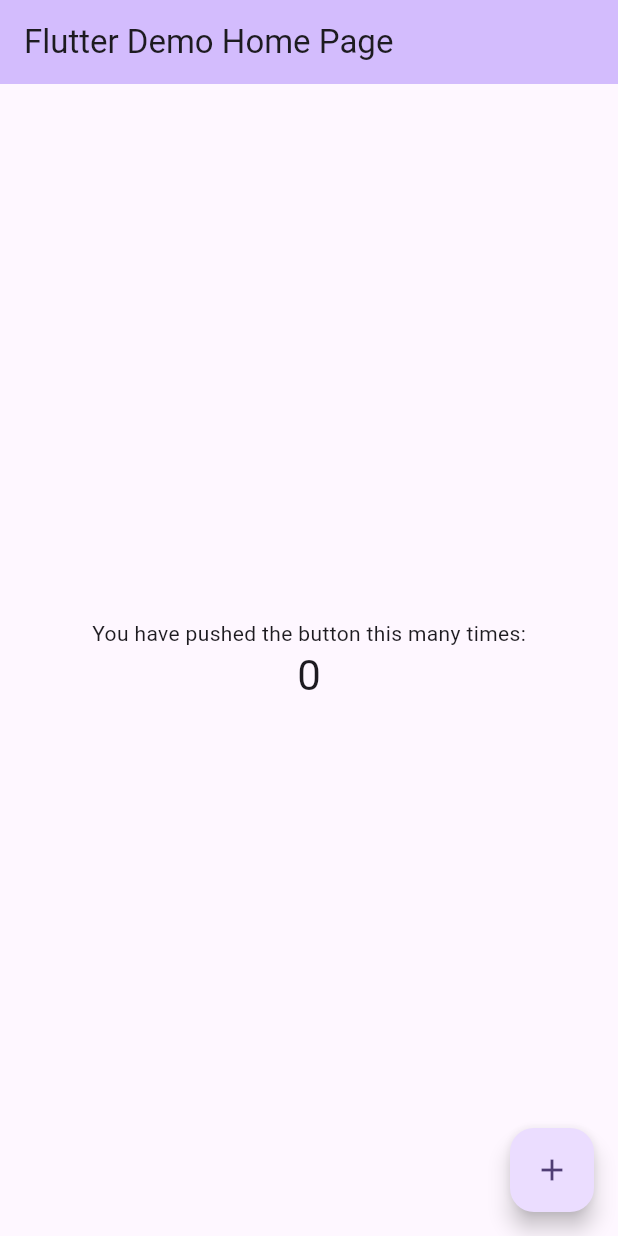
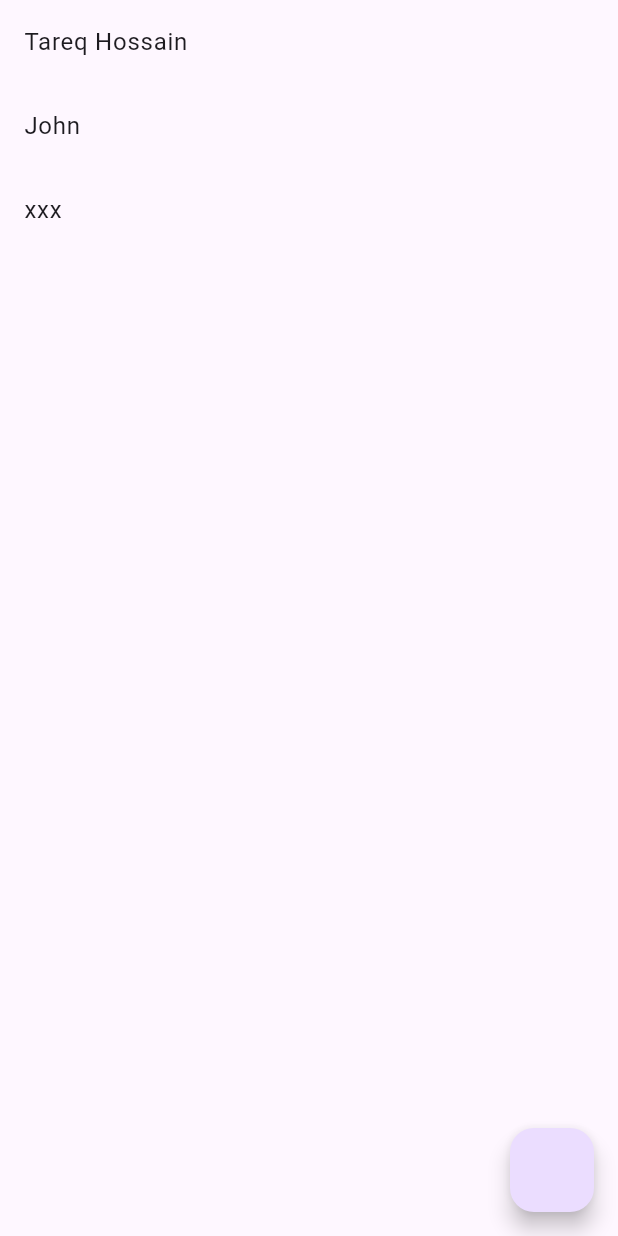
Before and after one commit to SimantoTareq/freezed_example, a Flutter app: the screen it shows after launch, on a phone screen of 412 x 824 dp. Run offline on Flutter 3.47's test engine with Material 3 defaults, Android fonts, the phone set to English and light mode, and no system bars.

Commit message:
check freezed

```diff
--- /dev/null
+++ b/lib/home_page.dart
@@ -0,0 +1,51 @@
+import 'package:flutter/material.dart';
+import 'package:freezed_example/model/person_model.dart';
+
+class HomePage extends StatefulWidget {
+  const HomePage({super.key});
+
+  @override
+  State<HomePage> createState() => _HomePageState();
+}
+
+class _HomePageState extends State<HomePage> {
+  List<PersonModel> personList =[
+    PersonModel(name: 'Tareq Hossain'),
+    PersonModel(name: 'John'),
+    PersonModel(name: 'xxx'),
+
+
+  ];
+  @override
+  Widget build(BuildContext context) {
+    return Scaffold(
+      body: ListView.builder(
+        itemCount: personList.length,
+        itemBuilder: (context, index) {
+          return ListTile(
+            title: Text(personList[index].name.toString()),
+
+
+          );
+
+      },),
+      floatingActionButton: FloatingActionButton(onPressed: () {
+        PersonModel personModel = PersonModel(name: "Tareq");
+        PersonModel personModel1 = PersonModel(name: "Tareq");
+
+        Map<String, dynamic> data = {
+          'name' : 'Tareq Hossain',
+
+        };
+        PersonModel model = PersonModel.fromJson(data);
+        print(model.name.toString());
+        model =   model.copyWith(name: 'new value');
+        print(personModel.hashCode.toString());
+
+
+        print(model.name.toString());
+
+      },),
+    );
+  }
+}
--- a/lib/main.dart
+++ b/lib/main.dart
@@ -1,4 +1,5 @@
 import 'package:flutter/material.dart';
+import 'package:freezed_example/home_page.dart';
 
 void main() {
   runApp(const MyApp());
@@ -31,95 +32,7 @@
         colorScheme: ColorScheme.fromSeed(seedColor: Colors.deepPurple),
         useMaterial3: true,
       ),
-      home: const MyHomePage(title: 'Flutter Demo Home Page'),
+      home: HomePage(),
     );
   }
 }
-
-class MyHomePage extends StatefulWidget {
-  const MyHomePage({super.key, required this.title});
-
-  // This widget is the home page of your application. It is stateful, meaning
-  // that it has a State object (defined below) that contains fields that affect
-  // how it looks.
-
-  // This class is the configuration for the state. It holds the values (in this
-  // case the title) provided by the parent (in this case the App widget) and
-  // used by the build method of the State. Fields in a Widget subclass are
-  // always marked "final".
-
-  final String title;
-
-  @override
-  State<MyHomePage> createState() => _MyHomePageState();
-}
-
-class _MyHomePageState extends State<MyHomePage> {
-  int _counter = 0;
-
-  void _incrementCounter() {
-    setState(() {
-      // This call to setState tells the Flutter framework that something has
-      // changed in this State, which causes it to rerun the build method below
-      // so that the display can reflect the updated values. If we changed
-      // _counter without calling setState(), then the build method would not be
-      // called again, and so nothing would appear to happen.
-      _counter++;
-    });
-  }
-
-  @override
-  Widget build(BuildContext context) {
-    // This method is rerun every time setState is called, for instance as done
-    // by the _incrementCounter method above.
-    //
-    // The Flutter framework has been optimized to make rerunning build methods
-    // fast, so that you can just rebuild anything that needs updating rather
-    // than having to individually change instances of widgets.
-    return Scaffold(
-      appBar: AppBar(
-        // TRY THIS: Try changing the color here to a specific color (to
-        // Colors.amber, perhaps?) and trigger a hot reload to see the AppBar
-        // change color while the other colors stay the same.
-        backgroundColor: Theme.of(context).colorScheme.inversePrimary,
-        // Here we take the value from the MyHomePage object that was created by
-        // the App.build method, and use it to set our appbar title.
-        title: Text(widget.title),
-      ),
-      body: Center(
-        // Center is a layout widget. It takes a single child and positions it
-        // in the middle of the parent.
-        child: Column(
-          // Column is also a layout widget. It takes a list of children and
-          // arranges them vertically. By default, it sizes itself to fit its
-          // children horizontally, and tries to be as tall as its parent.
-          //
-          // Column has various properties to control how it sizes itself and
-          // how it positions its children. Here we use mainAxisAlignment to
-          // center the children vertically; the main axis here is the vertical
-          // axis because Columns are vertical (the cross axis would be
-          // horizontal).
-          //
-          // TRY THIS: Invoke "debug painting" (choose the "Toggle Debug Paint"
-          // action in the IDE, or press "p" in the console), to see the
-          // wireframe for each widget.
-          mainAxisAlignment: MainAxisAlignment.center,
-          children: <Widget>[
-            const Text(
-              'You have pushed the button this many times:',
-            ),
-            Text(
-              '$_counter',
-              style: Theme.of(context).textTheme.headlineMedium,
-            ),
-          ],
-        ),
-      ),
-      floatingActionButton: FloatingActionButton(
-        onPressed: _incrementCounter,
-        tooltip: 'Increment',
-        child: const Icon(Icons.add),
-      ), // This trailing comma makes auto-formatting nicer for build methods.
-    );
-  }
-}
--- /dev/null
+++ b/lib/model/person_model.dart
@@ -0,0 +1,43 @@
+class PersonModel {
+  String? name;
+  PersonModel({this.name});
+
+  @override
+  bool operator ==(Object other) =>
+      identical(this, other) ||
+         other is PersonModel &&
+              runtimeType == other.runtimeType &&
+              name == other.name;
+
+  @override
+  // TODO: implement hashCode
+  int get hashCode => name.hashCode;
+
+  PersonModel.fromJson(Map<String, dynamic> json){
+    name = json['name'];
+  }
+
+  Map<String, dynamic> toJson(){
+    final Map<String, dynamic> data = new Map<String, dynamic>();
+    data['name'] = this.name;
+    return data;
+
+  }
+  PersonModel copyWith({
+    String? name,
+
+
+  }){
+    return PersonModel(
+      name: name ?? name
+    );
+  }
+
+  @override
+  String toString() {
+    // TODO: implement toString
+    return 'Person(firstName :$name)';
+  }
+
+
+}
--- a/pubspec.yaml
+++ b/pubspec.yaml
@@ -35,6 +35,8 @@ dependencies:
   # The following adds the Cupertino Icons font to your application.
   # Use with the CupertinoIcons class for iOS style icons.
   cupertino_icons: ^1.0.8
+  freezed_annotation: ^2.4.4
+  json_annotation: ^4.9.0
 
 dev_dependencies:
   flutter_test:
@@ -46,6 +48,9 @@ dev_dependencies:
   # package. See that file for information about deactivating specific lint
   # rules and activating additional ones.
   flutter_lints: ^4.0.0
+  build_runner: ^2.4.13
+  freezed: ^2.5.7
+  json_serializable: ^6.8.0
 
 # For information on the generic Dart part of this file, see the
 # following page: https://dart.dev/tools/pub/pubspec
```
Also changed, not shown: pubspec.lock.
